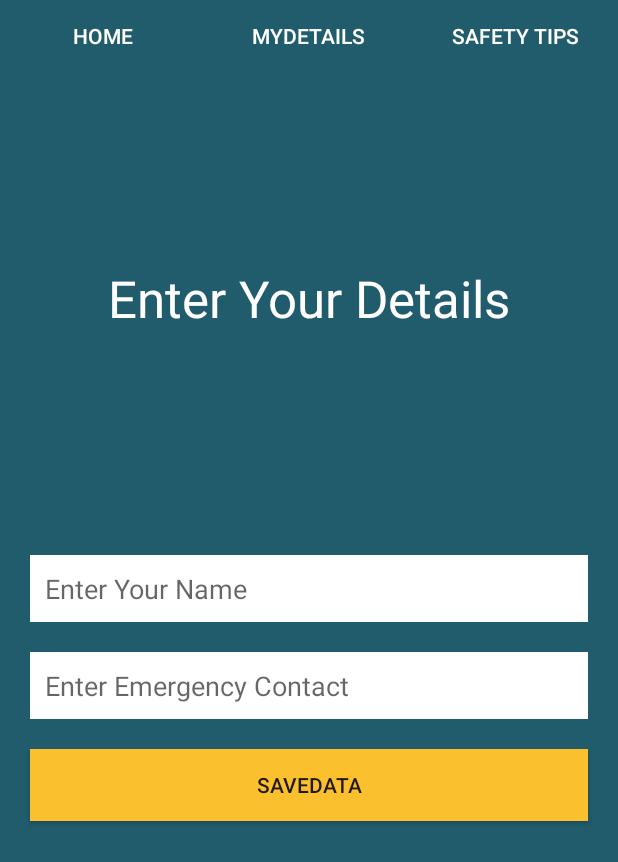
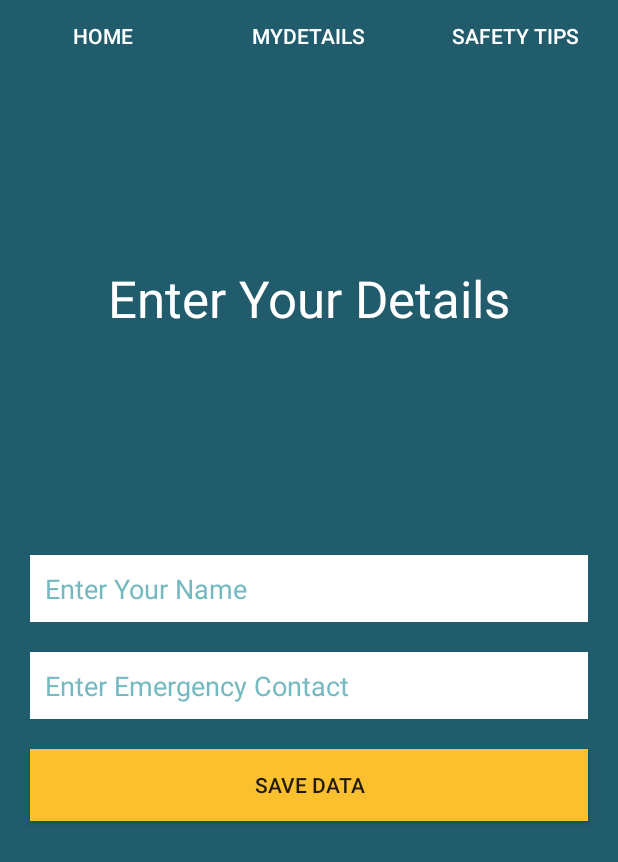
Before and after one commit to oraclesoul/mysafety, an Android app: the screen it shows after launch (MainActivity), on a phone screen of 412 x 824 dp. Shown: the top 862 px of the screen. Run offline under Robolectric (Android 15) with nearby library versions, the light colour scheme and no system bars.

Commit message:
added reset button and color to hint in edit text

```diff
--- a/app/src/main/res/layout/fragment_edit_details.xml
+++ b/app/src/main/res/layout/fragment_edit_details.xml
@@ -46,7 +46,8 @@
                 android:hint="Enter Your Name"
                 android:inputType="textPersonName"
                 android:padding="10dp"
-                android:textColor="@color/primary" />
+                android:textColor="@color/primary"
+                android:textColorHint="#76BAC1" />
 
             <EditText
                 android:id="@+id/phone"
@@ -58,7 +59,8 @@
                 android:hint="Enter Emergency Contact"
                 android:inputType="phone"
                 android:padding="10dp"
-                android:textColor="@color/primary" />
+                android:textColor="@color/primary"
+                android:textColorHint="#76BAC1" />
 
             <Button
                 android:id="@+id/saveData"
@@ -68,7 +70,7 @@
                 android:background="#FBC02D"
                 android:onClick="saveUserData"
                 android:padding="10dp"
-                android:text="saveData" />
+                android:text="save Data" />
         </LinearLayout>
     </LinearLayout>
 
--- a/app/src/main/res/layout/listitem.xml
+++ b/app/src/main/res/layout/listitem.xml
@@ -6,6 +6,6 @@
     android:layout_margin="5dp"
     android:padding="5dp"
     android:textColor="@color/white"
-    android:textSize="35dp">
+    android:textSize="28dp">
 
 </TextView>
```
Also changed, not shown: app/src/main/java/com/oraclesoul/mysafety/fragments/DetailsFragment.java (+37 -0 lines), app/src/main/res/layout/fragment_details.xml (+9 -0 lines).
